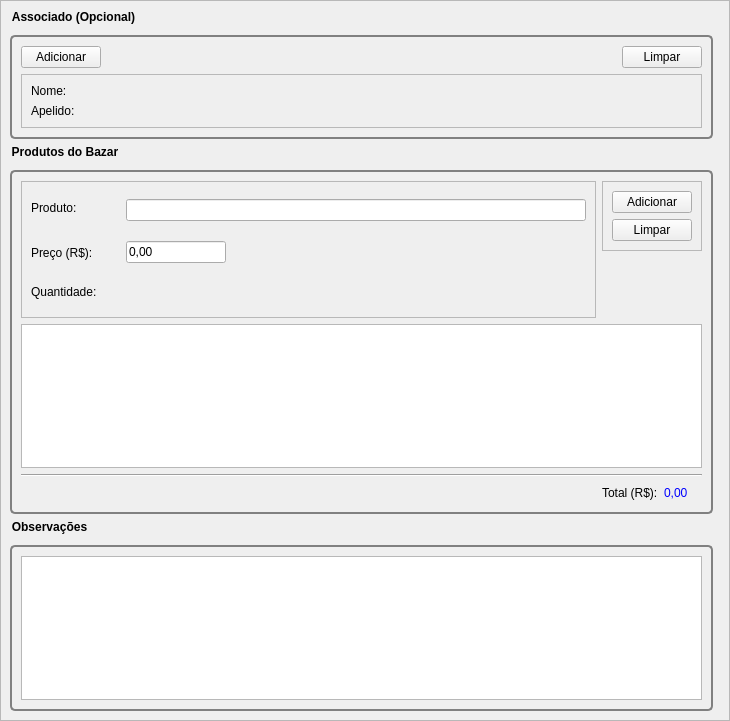
Qt form src/lib/ui/oform_product.ui (raulvc/seareiros) before a commit.
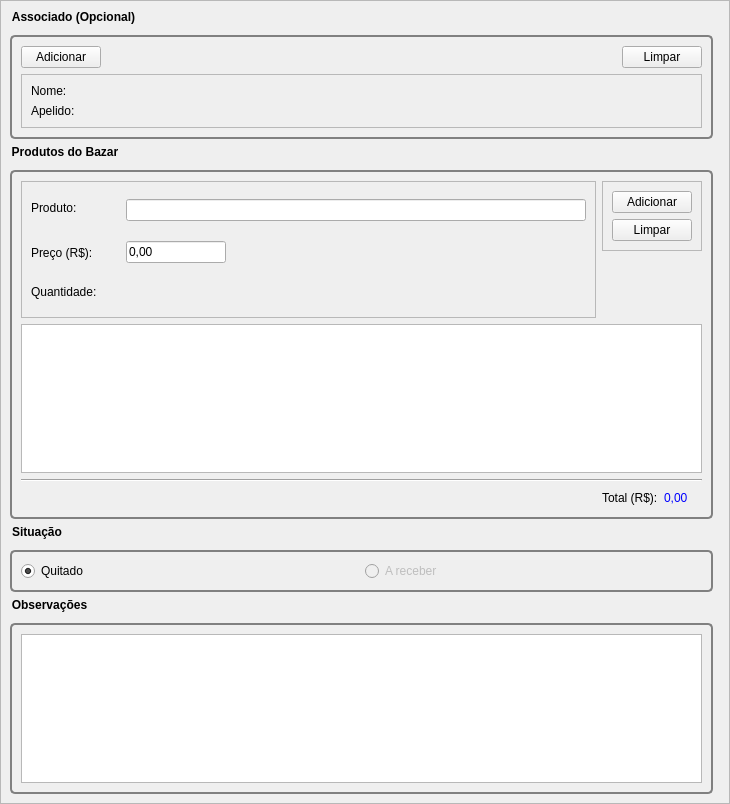
The same form after that commit. Icons and pictures are not drawn.

Commit message: - added debt handling for product orders

What changed in the file:
```diff
--- a/src/lib/ui/oform_product.ui
+++ b/src/lib/ui/oform_product.ui
@@ -7,7 +7,7 @@
     <x>0</x>
     <y>0</y>
     <width>730</width>
-    <height>721</height>
+    <height>804</height>
    </rect>
   </property>
   <property name="windowTitle">
@@ -25,7 +25,7 @@
      <x>0</x>
      <y>0</y>
      <width>728</width>
-     <height>719</height>
+     <height>802</height>
     </rect>
    </property>
    <layout class="QVBoxLayout" name="contentsLayout">
@@ -471,6 +471,69 @@
       </layout>
      </widget>
     </item>
+    <item>
+     <widget class="QGroupBox" name="groupBox_4">
+      <property name="maximumSize">
+       <size>
+        <width>703</width>
+        <height>16777215</height>
+       </size>
+      </property>
+      <property name="styleSheet">
+       <string notr="true"> QGroupBox {
+	 font-weight: bold;
+     border: 2px solid gray;
+     border-radius: 5px;
+     margin-top: 25px;
+ }
+
+ QGroupBox::title {
+	 background-color: transparent;
+     subcontrol-origin: margin;
+	 subcontrol-position: top left;
+ }</string>
+      </property>
+      <property name="title">
+       <string>Situação</string>
+      </property>
+      <layout class="QHBoxLayout" name="horizontalLayout_2">
+       <item>
+        <widget class="QRadioButton" name="rdPaid">
+         <property name="text">
+          <string>Quitado</string>
+         </property>
+         <property name="icon">
+          <iconset resource="../../../res/icons.qrc">
+           <normaloff>:/icons/money_received.png</normaloff>:/icons/money_received.png</iconset>
+         </property>
+         <property name="checked">
+          <bool>true</bool>
+         </property>
+         <attribute name="buttonGroup">
+          <string notr="true">radioMoney</string>
+         </attribute>
+        </widget>
+       </item>
+       <item>
+        <widget class="QRadioButton" name="rdNotPaid">
+         <property name="enabled">
+          <bool>false</bool>
+         </property>
+         <property name="text">
+          <string>A receber</string>
+         </property>
+         <property name="icon">
+          <iconset resource="../../../res/icons.qrc">
+           <normaloff>:/icons/money_unreceived.png</normaloff>:/icons/money_unreceived.png</iconset>
+         </property>
+         <attribute name="buttonGroup">
+          <string notr="true">radioMoney</string>
+         </attribute>
+        </widget>
+       </item>
+      </layout>
+     </widget>
+    </item>
     <item>
      <widget class="QGroupBox" name="groupBox_3">
       <property name="maximumSize">
```
Left out of the diff: 3 changed lines with no effect on the pictures. The commit also changes 18 other files.
